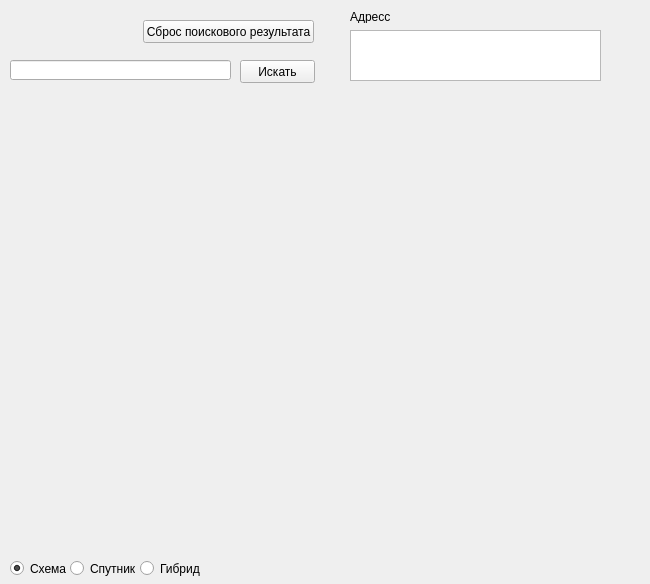
Hipoppoltark/Maps_Api, file maps_main.ui: the form before one commit.
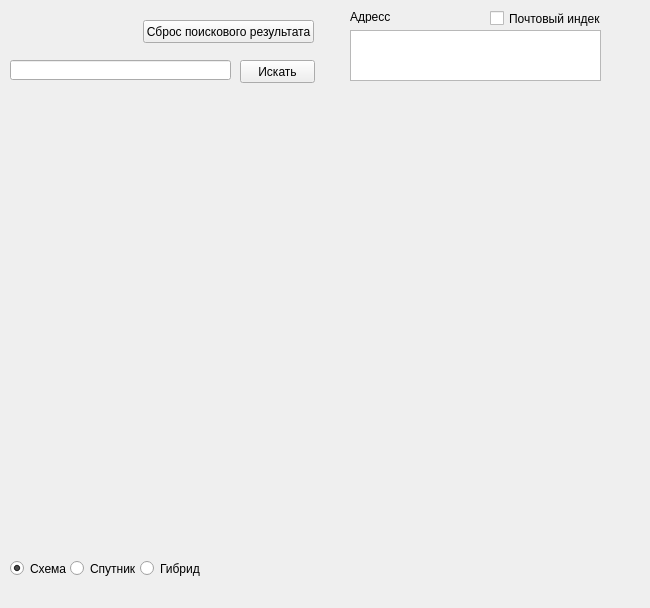
The form after the commit.

Commit message: 9-10 задачи

```diff
--- a/maps_main.ui
+++ b/maps_main.ui
@@ -7,7 +7,7 @@
     <x>0</x>
     <y>0</y>
     <width>650</width>
-    <height>584</height>
+    <height>608</height>
    </rect>
   </property>
   <property name="windowTitle">
@@ -145,6 +145,19 @@
      <string>Гибрид</string>
     </property>
    </widget>
+   <widget class="QCheckBox" name="check_index">
+    <property name="geometry">
+     <rect>
+      <x>490</x>
+      <y>10</y>
+      <width>111</width>
+      <height>17</height>
+     </rect>
+    </property>
+    <property name="text">
+     <string>Почтовый индекс</string>
+    </property>
+   </widget>
   </widget>
  </widget>
  <resources/>
```
The commit also changes 1 other file.
